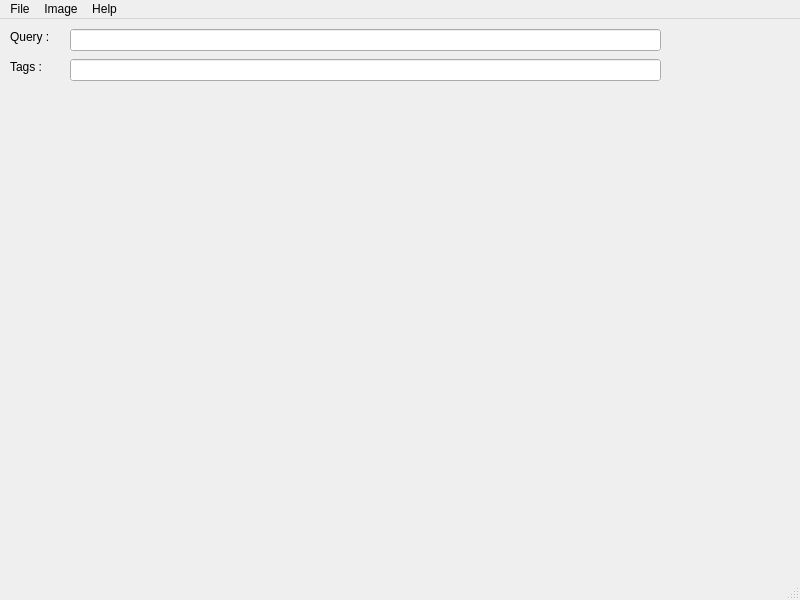
The window that qt.ui (t00n/Tagger) describes before a commit, drawn with Qt 5.
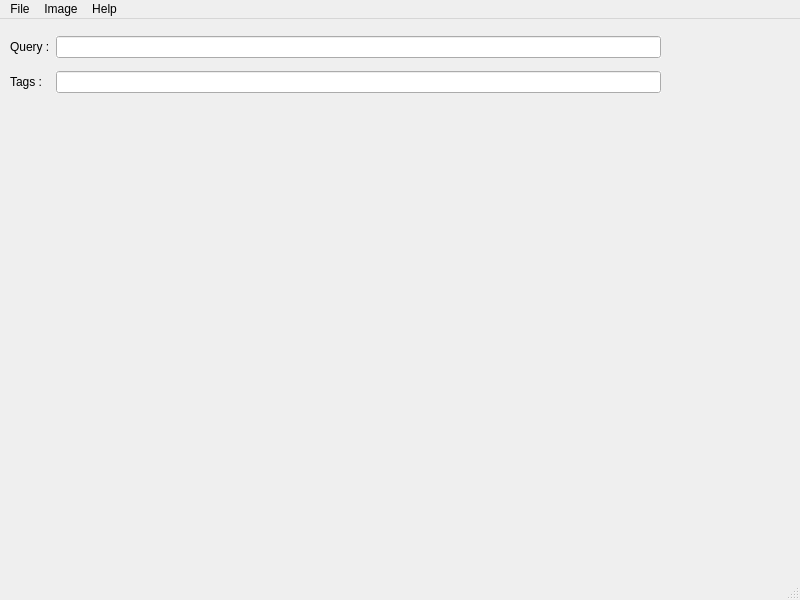
The same window after the commit.

Commit message: [fix] zoom and move working correctly

```diff
--- a/qt.ui
+++ b/qt.ui
@@ -14,61 +14,6 @@
    <string>TagGui</string>
   </property>
   <widget class="QWidget" name="centralwidget">
-   <widget class="QLineEdit" name="queryEdit">
-    <property name="geometry">
-     <rect>
-      <x>70</x>
-      <y>10</y>
-      <width>591</width>
-      <height>22</height>
-     </rect>
-    </property>
-    <property name="autoFillBackground">
-     <bool>true</bool>
-    </property>
-    <property name="alignment">
-     <set>Qt::AlignLeading|Qt::AlignLeft|Qt::AlignVCenter</set>
-    </property>
-   </widget>
-   <widget class="QLineEdit" name="tagsEdit">
-    <property name="geometry">
-     <rect>
-      <x>70</x>
-      <y>40</y>
-      <width>591</width>
-      <height>22</height>
-     </rect>
-    </property>
-    <property name="autoFillBackground">
-     <bool>true</bool>
-    </property>
-   </widget>
-   <widget class="QLabel" name="label">
-    <property name="geometry">
-     <rect>
-      <x>10</x>
-      <y>10</y>
-      <width>63</width>
-      <height>16</height>
-     </rect>
-    </property>
-    <property name="text">
-     <string>Query :</string>
-    </property>
-   </widget>
-   <widget class="QLabel" name="label_2">
-    <property name="geometry">
-     <rect>
-      <x>10</x>
-      <y>40</y>
-      <width>63</width>
-      <height>16</height>
-     </rect>
-    </property>
-    <property name="text">
-     <string>Tags :</string>
-    </property>
-   </widget>
    <widget class="QLabel" name="imageLabel">
     <property name="geometry">
      <rect>
@@ -85,6 +30,49 @@
      <set>Qt::AlignCenter</set>
     </property>
    </widget>
+   <widget class="QWidget" name="gridLayoutWidget">
+    <property name="geometry">
+     <rect>
+      <x>10</x>
+      <y>10</y>
+      <width>651</width>
+      <height>71</height>
+     </rect>
+    </property>
+    <layout class="QGridLayout" name="gridLayout">
+     <item row="1" column="1">
+      <widget class="QLineEdit" name="queryEdit">
+       <property name="autoFillBackground">
+        <bool>true</bool>
+       </property>
+       <property name="alignment">
+        <set>Qt::AlignLeading|Qt::AlignLeft|Qt::AlignVCenter</set>
+       </property>
+      </widget>
+     </item>
+     <item row="2" column="1">
+      <widget class="QLineEdit" name="tagsEdit">
+       <property name="autoFillBackground">
+        <bool>true</bool>
+       </property>
+      </widget>
+     </item>
+     <item row="1" column="0">
+      <widget class="QLabel" name="label">
+       <property name="text">
+        <string>Query :</string>
+       </property>
+      </widget>
+     </item>
+     <item row="2" column="0">
+      <widget class="QLabel" name="label_2">
+       <property name="text">
+        <string>Tags :</string>
+       </property>
+      </widget>
+     </item>
+    </layout>
+   </widget>
   </widget>
   <widget class="QMenuBar" name="menubar">
    <property name="geometry">
```
The commit also changes 2 other files.
